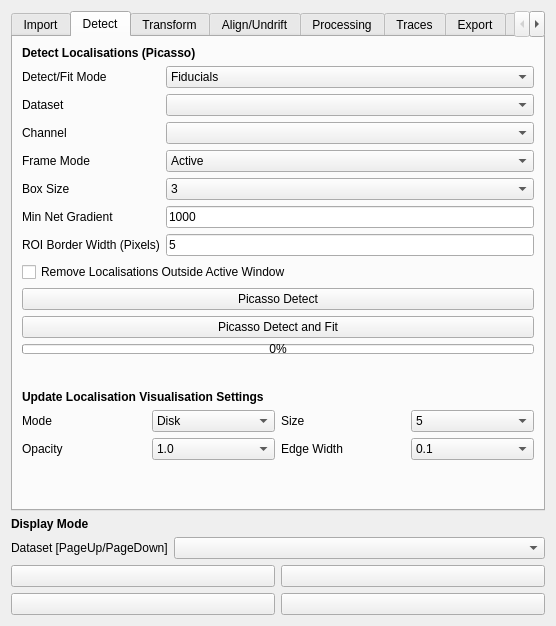
The window that src/napari_gapseq2/widget_ui.ui (piedrro/napari-GapSeq2) describes before a commit, drawn with Qt 5.
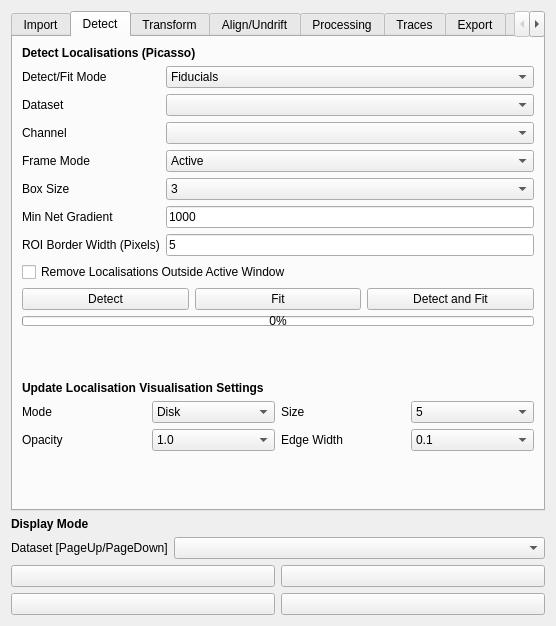
The same window after the commit. The open tabs and pages were chosen to show the change.

Commit message: added picasso fit function alongside detect, detect+fit. Allow manual fiducial/bbox fitting

What changed in the file:
```diff
--- a/src/napari_gapseq2/widget_ui.ui
+++ b/src/napari_gapseq2/widget_ui.ui
@@ -403,18 +403,29 @@
         </widget>
        </item>
        <item>
-        <widget class="QPushButton" name="picasso_detect">
-         <property name="text">
-          <string>Picasso Detect</string>
-         </property>
-        </widget>
-       </item>
-       <item>
+        <layout class="QGridLayout" name="gridLayout_6">
+         <item row="0" column="1">
         <widget class="QPushButton" name="picasso_fit">
          <property name="text">
-          <string>Picasso Detect and Fit</string>
-         </property>
-        </widget>
+            <string>Fit</string>
+           </property>
+          </widget>
+         </item>
+         <item row="0" column="0">
+          <widget class="QPushButton" name="picasso_detect">
+           <property name="text">
+            <string>Detect</string>
+           </property>
+          </widget>
+         </item>
+         <item row="0" column="2">
+          <widget class="QPushButton" name="picasso_detectfit">
+           <property name="text">
+            <string>Detect and Fit</string>
+           </property>
+          </widget>
+         </item>
+        </layout>
        </item>
        <item>
         <widget class="QProgressBar" name="picasso_progressbar">
```
Lines whose indentation alone changed are shown as unchanged. The commit also changes 4 other files.
